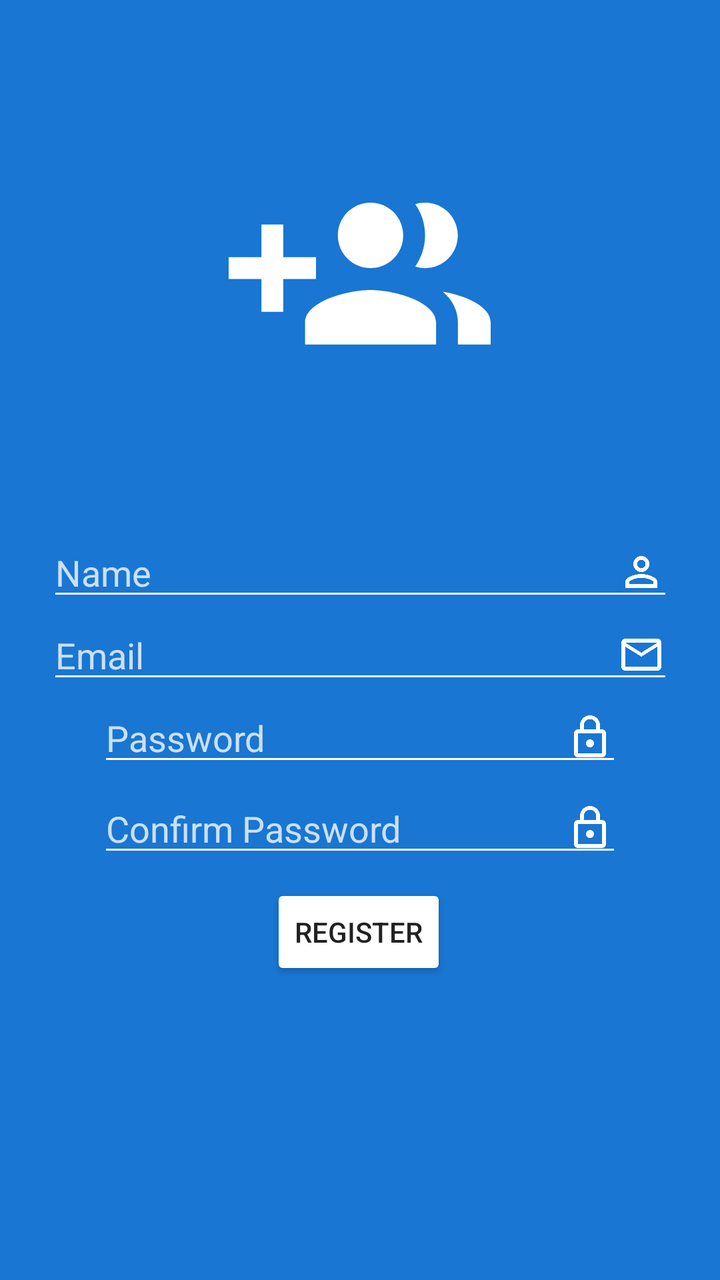
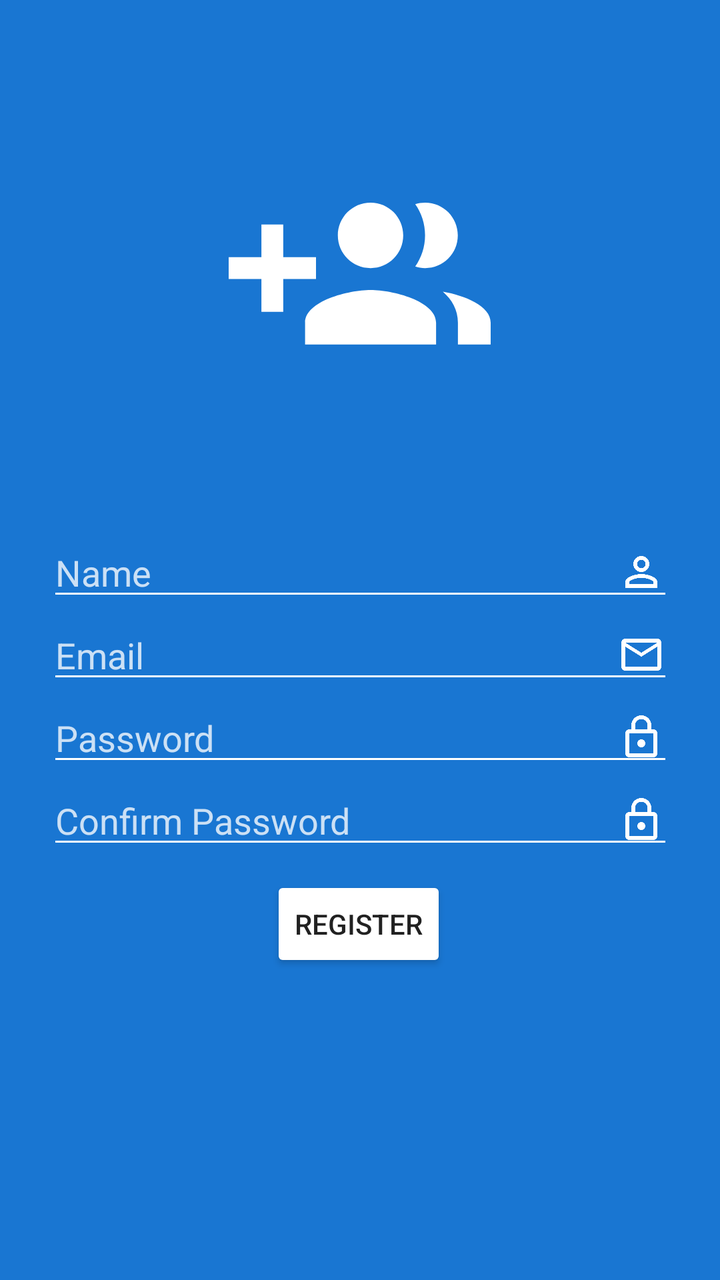

An Android layout rendered at two revisions. The XML below is the earlier revision; the diff shows what the commit changed to produce the second picture.
<!-- AndroidManifest.xml: application theme AppTheme -->
<!-- res/layout/activity_register.xml -->
<?xml version="1.0" encoding="utf-8"?>
<android.support.constraint.ConstraintLayout xmlns:android="http://schemas.android.com/apk/res/android"
    xmlns:app="http://schemas.android.com/apk/res-auto"
    android:id="@+id/registerLayout"
    android:layout_width="match_parent"
    android:layout_height="match_parent"
    android:background="@color/colorDarkPrimaryTint">

    <android.support.design.widget.AppBarLayout
        android:id="@+id/registerAppBar"
        android:layout_width="0dp"
        android:layout_height="wrap_content"
        android:background="@color/colorDarkPrimaryTint"
        android:fitsSystemWindows="true"
        app:elevation="0dip"
        app:layout_constraintEnd_toEndOf="parent"
        app:layout_constraintStart_toStartOf="parent"
        app:layout_constraintTop_toTopOf="parent"
        app:theme="@style/ThemeOverlay.AppCompat.Dark.ActionBar">

        <android.support.v7.widget.Toolbar
            android:id="@+id/toolbarRegister"
            android:layout_width="match_parent"
            android:layout_height="match_parent"
            app:titleTextColor="@color/colorPrimary" />

    </android.support.design.widget.AppBarLayout>


    <ImageView
        android:id="@+id/registerUserImage"
        android:layout_width="240dp"
        android:layout_height="131dp"
        android:layout_marginStart="8dp"
        android:layout_marginTop="8dp"
        android:layout_marginEnd="8dp"
        android:layout_marginBottom="8dp"
        android:contentDescription="Add User"
        app:layout_constraintBottom_toTopOf="@+id/enteredRegisterUsername"
        app:layout_constraintEnd_toEndOf="parent"
        app:layout_constraintHorizontal_bias="0.496"
        app:layout_constraintStart_toStartOf="parent"
        app:layout_constraintTop_toTopOf="@+id/registerAppBar"
        app:layout_constraintVertical_bias="0.564"
        app:srcCompat="@drawable/add_people" />

    <EditText
        android:id="@+id/enteredRegisterUsername"
        android:layout_width="313dp"
        android:layout_height="wrap_content"
        android:layout_marginStart="8dp"
        android:layout_marginTop="208dp"
        android:layout_marginEnd="8dp"
        android:autofillHints=""
        android:backgroundTint="@android:color/white"
        android:drawableEnd="@drawable/person_outline"
        android:hint="@string/name"
        android:inputType="textPersonName|textCapWords"
        android:textColor="@android:color/white"
        android:textColorHighlight="@android:color/white"
        android:textColorHint="@color/colorDisabled"
        app:layout_constraintEnd_toEndOf="parent"
        app:layout_constraintStart_toStartOf="parent"
        app:layout_constraintTop_toBottomOf="@+id/registerAppBar" />

    <EditText
        android:id="@+id/enteredRegisterEmail"
        android:layout_width="313dp"
        android:layout_height="wrap_content"
        android:layout_marginStart="8dp"
        android:layout_marginEnd="8dp"
        android:autofillHints=""
        android:backgroundTint="@android:color/white"
        android:drawableEnd="@drawable/email_outline_white"
        android:hint="@string/email"
        android:inputType="textWebEmailAddress"
        android:textColor="@android:color/white"
        android:textColorHint="@color/colorDisabled"
        android:textColorLink="@color/colorPrimary"
        app:layout_constraintEnd_toEndOf="parent"
        app:layout_constraintStart_toStartOf="parent"
        app:layout_constraintTop_toBottomOf="@+id/enteredRegisterUsername" />

    <EditText
        android:id="@+id/enteredRegisterPassword"
        android:layout_width="0dp"
        android:layout_height="wrap_content"
        android:layout_marginStart="49dp"
        android:layout_marginEnd="49dp"
        android:autofillHints=""
        android:backgroundTint="@android:color/white"
        android:drawableEnd="@drawable/lock_outline_white"
        android:hint="@string/password"
        android:inputType="textPassword"
        android:textColor="@android:color/white"
        android:textColorHint="@color/colorDisabled"
        app:layout_constraintEnd_toEndOf="parent"
        app:layout_constraintHorizontal_bias="0.0"
        app:layout_constraintStart_toStartOf="parent"
        app:layout_constraintTop_toBottomOf="@+id/enteredRegisterEmail" />

    <EditText
        android:id="@+id/enteredRegisterPasswordConfirm"
        android:layout_width="0dp"
        android:layout_height="wrap_content"
        android:layout_marginStart="49dp"
        android:layout_marginTop="4dp"
        android:layout_marginEnd="49dp"
        android:autofillHints=""
        android:backgroundTint="@android:color/white"
        android:drawableEnd="@drawable/lock_outline_white"
        android:hint="@string/passwordConfirm"
        android:inputType="textPassword"
        android:textColor="@android:color/white"
        android:textColorHint="@color/colorDisabled"
        app:layout_constraintEnd_toEndOf="parent"
        app:layout_constraintHorizontal_bias="0.0"
        app:layout_constraintStart_toStartOf="parent"
        app:layout_constraintTop_toBottomOf="@+id/enteredRegisterPassword" />

    <Button
        android:id="@+id/registerButton"
        android:layout_width="wrap_content"
        android:layout_height="wrap_content"
        android:layout_marginTop="8dp"
        android:layout_marginBottom="8dp"
        android:backgroundTint="@android:color/white"
        android:text="@string/registerButton"
        app:layout_constraintBottom_toBottomOf="parent"
        app:layout_constraintEnd_toEndOf="parent"
        app:layout_constraintHorizontal_bias="0.498"
        app:layout_constraintStart_toStartOf="parent"
        app:layout_constraintTop_toBottomOf="@+id/enteredRegisterPasswordConfirm"
        app:layout_constraintVertical_bias="0.005" />

    <ProgressBar
        android:id="@+id/loadingRegisterIndicator"
        style="?android:attr/progressBarStyle"
        android:layout_width="wrap_content"
        android:layout_height="wrap_content"
        android:layout_marginStart="8dp"
        android:layout_marginTop="8dp"
        android:layout_marginEnd="8dp"
        android:layout_marginBottom="8dp"
        android:indeterminateTint="#FFFFFF"
        android:visibility="invisible"
        app:layout_constraintBottom_toBottomOf="parent"
        app:layout_constraintEnd_toEndOf="parent"
        app:layout_constraintHorizontal_bias="0.498"
        app:layout_constraintStart_toStartOf="parent"
        app:layout_constraintTop_toTopOf="parent"
        app:layout_constraintVertical_bias="0.311" />


</android.support.constraint.ConstraintLayout>
<!-- resources referenced by this layout -->
<resources>
  <color name="colorDarkPrimaryTint">#1976D2</color>
  <color name="colorDisabled">#C6FFFFFF</color>
  <color name="colorPrimary">#FFFFFF</color>
  <!-- drawable add_people (drawable) -->
  <vector android:height="24dp" android:tint="#FFFFFF"
      android:viewportHeight="24.0" android:viewportWidth="24.0"
      android:width="24dp" xmlns:android="http://schemas.android.com/apk/res/android">
      <path android:fillColor="#FF000000" android:pathData="M8,10L5,10L5,7L3,7v3L0,10v2h3v3h2v-3h3v-2zM18,11c1.66,0 2.99,-1.34 2.99,-3S19.66,5 18,5c-0.32,0 -0.63,0.05 -0.91,0.14 0.57,0.81 0.9,1.79 0.9,2.86s-0.34,2.04 -0.9,2.86c0.28,0.09 0.59,0.14 0.91,0.14zM13,11c1.66,0 2.99,-1.34 2.99,-3S14.66,5 13,5c-1.66,0 -3,1.34 -3,3s1.34,3 3,3zM19.62,13.16c0.83,0.73 1.38,1.66 1.38,2.84v2h3v-2c0,-1.54 -2.37,-2.49 -4.38,-2.84zM13,13c-2,0 -6,1 -6,3v2h12v-2c0,-2 -4,-3 -6,-3z"/>
  </vector>
  <!-- drawable email_outline_white (drawable) -->
  <vector android:height="24dp" android:tint="#FFFFFF"
      android:viewportHeight="24.0" android:viewportWidth="24.0"
      android:width="24dp" xmlns:android="http://schemas.android.com/apk/res/android">
      <path android:fillColor="#FF000000" android:pathData="M20,4L4,4c-1.1,0 -1.99,0.9 -1.99,2L2,18c0,1.1 0.9,2 2,2h16c1.1,0 2,-0.9 2,-2L22,6c0,-1.1 -0.9,-2 -2,-2zM20,18L4,18L4,8l8,5 8,-5v10zM12,11L4,6h16l-8,5z"/>
  </vector>
  <!-- drawable lock_outline_white (drawable) -->
  <vector android:height="24dp" android:tint="#FFFFFF"
      android:viewportHeight="24.0" android:viewportWidth="24.0"
      android:width="24dp" xmlns:android="http://schemas.android.com/apk/res/android">
      <path android:fillColor="#FF000000" android:pathData="M12,17c1.1,0 2,-0.9 2,-2s-0.9,-2 -2,-2 -2,0.9 -2,2 0.9,2 2,2zM18,8h-1L17,6c0,-2.76 -2.24,-5 -5,-5S7,3.24 7,6v2L6,8c-1.1,0 -2,0.9 -2,2v10c0,1.1 0.9,2 2,2h12c1.1,0 2,-0.9 2,-2L20,10c0,-1.1 -0.9,-2 -2,-2zM8.9,6c0,-1.71 1.39,-3.1 3.1,-3.1s3.1,1.39 3.1,3.1v2L8.9,8L8.9,6zM18,20L6,20L6,10h12v10z"/>
  </vector>
  <!-- drawable person_outline (drawable) -->
  <vector xmlns:android="http://schemas.android.com/apk/res/android"
          android:width="24dp"
          android:height="24dp"
          android:viewportWidth="24.0"
          android:viewportHeight="24.0">
      <path
          android:fillColor="@android:color/white"
          android:pathData="M12,5.9c1.16,0 2.1,0.94 2.1,2.1s-0.94,2.1 -2.1,2.1S9.9,9.16 9.9,8s0.94,-2.1 2.1,-2.1m0,9c2.97,0 6.1,1.46 6.1,2.1v1.1L5.9,18.1L5.9,17c0,-0.64 3.13,-2.1 6.1,-2.1M12,4C9.79,4 8,5.79 8,8s1.79,4 4,4 4,-1.79 4,-4 -1.79,-4 -4,-4zM12,13c-2.67,0 -8,1.34 -8,4v3h16v-3c0,-2.66 -5.33,-4 -8,-4z"/>
  </vector>
  <string name="email">Email</string>
  <string name="name">Name</string>
  <string name="password">Password</string>
  <string name="passwordConfirm">Confirm Password</string>
  <string name="registerButton">Register</string>
  <style name="AppTheme" parent="Theme.AppCompat.Light.NoActionBar">
          
          <item name="colorPrimary">@color/colorPrimary</item>
          <item name="colorPrimaryDark">@color/colorPrimaryDark</item>
          <item name="colorAccent">@color/colorAccent</item>
          <item name="android:statusBarColor">@color/colorDarkPrimaryTint</item>
      </style>
  <color name="colorPrimaryDark">#000000</color>
  <color name="colorAccent">#1976D2</color>
</resources>

<!-- the commit's change to res/layout/activity_register.xml (unified diff, before → after) -->
@@ -35,7 +35,7 @@
         android:layout_marginTop="8dp"
         android:layout_marginEnd="8dp"
         android:layout_marginBottom="8dp"
-        android:contentDescription="Add User"
+        android:contentDescription="@string/add_user"
         app:layout_constraintBottom_toTopOf="@+id/enteredRegisterUsername"
         app:layout_constraintEnd_toEndOf="parent"
         app:layout_constraintHorizontal_bias="0.496"
@@ -83,10 +83,10 @@
 
     <EditText
         android:id="@+id/enteredRegisterPassword"
-        android:layout_width="0dp"
+        android:layout_width="313dp"
         android:layout_height="wrap_content"
-        android:layout_marginStart="49dp"
-        android:layout_marginEnd="49dp"
+        android:layout_marginStart="8dp"
+        android:layout_marginEnd="8dp"
         android:autofillHints=""
         android:backgroundTint="@android:color/white"
         android:drawableEnd="@drawable/lock_outline_white"
@@ -95,17 +95,15 @@
         android:textColor="@android:color/white"
         android:textColorHint="@color/colorDisabled"
         app:layout_constraintEnd_toEndOf="parent"
-        app:layout_constraintHorizontal_bias="0.0"
         app:layout_constraintStart_toStartOf="parent"
         app:layout_constraintTop_toBottomOf="@+id/enteredRegisterEmail" />
 
     <EditText
         android:id="@+id/enteredRegisterPasswordConfirm"
-        android:layout_width="0dp"
+        android:layout_width="313dp"
         android:layout_height="wrap_content"
-        android:layout_marginStart="49dp"
-        android:layout_marginTop="4dp"
-        android:layout_marginEnd="49dp"
+        android:layout_marginStart="8dp"
+        android:layout_marginEnd="8dp"
         android:autofillHints=""
         android:backgroundTint="@android:color/white"
         android:drawableEnd="@drawable/lock_outline_white"
@@ -114,7 +112,6 @@
         android:textColor="@android:color/white"
         android:textColorHint="@color/colorDisabled"
         app:layout_constraintEnd_toEndOf="parent"
-        app:layout_constraintHorizontal_bias="0.0"
         app:layout_constraintStart_toStartOf="parent"
         app:layout_constraintTop_toBottomOf="@+id/enteredRegisterPassword" />
 
<!-- resource entries referenced after the edit -->
@@ -31,6 +31,7 @@
           android:fillColor="@android:color/white"
           android:pathData="M12,5.9c1.16,0 2.1,0.94 2.1,2.1s-0.94,2.1 -2.1,2.1S9.9,9.16 9.9,8s0.94,-2.1 2.1,-2.1m0,9c2.97,0 6.1,1.46 6.1,2.1v1.1L5.9,18.1L5.9,17c0,-0.64 3.13,-2.1 6.1,-2.1M12,4C9.79,4 8,5.79 8,8s1.79,4 4,4 4,-1.79 4,-4 -1.79,-4 -4,-4zM12,13c-2.67,0 -8,1.34 -8,4v3h16v-3c0,-2.66 -5.33,-4 -8,-4z"/>
   </vector>
+  <string name="add_user">Add User</string>
   <string name="email">Email</string>
   <string name="name">Name</string>
   <string name="password">Password</string>
